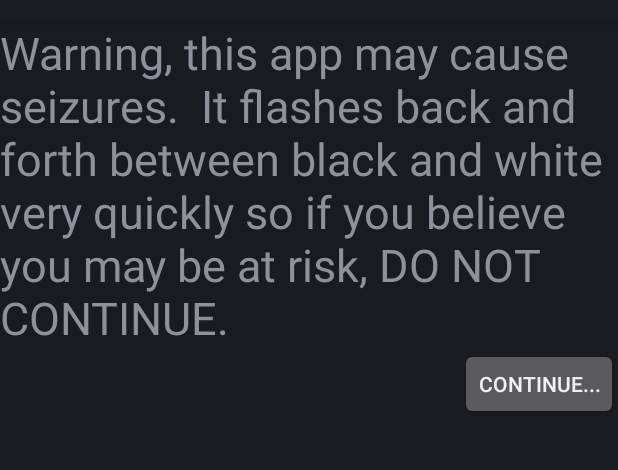
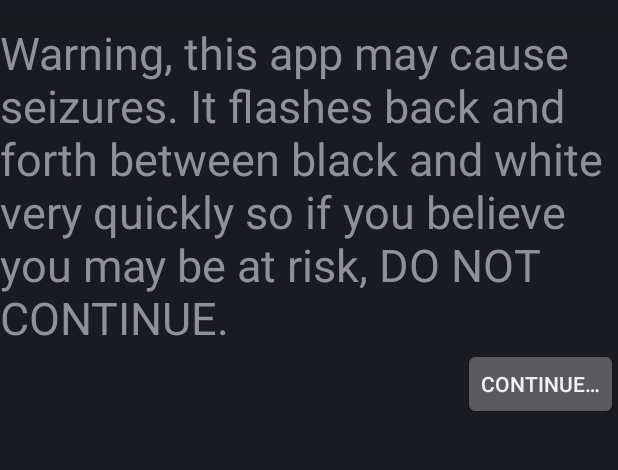
Before and after one commit to quittle/strobe-kitten, an Android app: the screen it shows after launch (Warning), on a phone screen of 412 x 824 dp, the part 62-532 px from its top. Run offline under Robolectric (Android 15) with nearby library versions, the phone set to English and light mode, and no system bars.

Commit message:
Addressed Lint errors and warning

```diff
--- a/app/build.gradle
+++ b/app/build.gradle
@@ -22,4 +22,9 @@ android {
             proguardFiles getDefaultProguardFile('proguard-android.txt'), 'proguard.cfg'
         }
     }
+
+    lintOptions {
+        warningsAsErrors true
+        disable 'IconLauncherShape','IconLocation', 'IconMissingDensityFolder'
+    }
 }
--- a/app/src/main/AndroidManifest.xml
+++ b/app/src/main/AndroidManifest.xml
@@ -8,9 +8,10 @@
     <uses-permission android:name="android.permission.WAKE_LOCK" />
 
     <application
+        android:supportsRtl="true"
         android:icon="@drawable/icon"
         android:label="@string/app_name"
-        tools:ignore="GoogleAppIndexingWarning"
+        tools:ignore="AllowBackup,GoogleAppIndexingWarning"
         android:allowBackup="true">
         <activity
             android:name=".Warning"
--- a/app/src/main/java/strobe/kitten/Settings.java
+++ b/app/src/main/java/strobe/kitten/Settings.java
@@ -2,7 +2,6 @@ package strobe.kitten;
 
 import android.app.Activity;
 import android.content.SharedPreferences;
-import android.content.SharedPreferences.Editor;
 import android.os.Bundle;
 import android.preference.PreferenceManager;
 import android.widget.RadioGroup.OnCheckedChangeListener;
@@ -32,13 +31,13 @@ public class Settings extends Activity {
         sb.setProgress(rate);
         rg.check(sp.getBoolean(PREF_SHOW_KITTEN, PREF_SHOW_KITTEN_DEFAULT) ? R.id.kitty : R.id.cat);
 		TextView text = findViewById(R.id.rate);
-		text.setText(rate + "%");
+		text.setText(getString(R.string.number_percent, rate));
 
         sb.setOnSeekBarChangeListener(new OnSeekBarChangeListener() {
 			@Override
 			public void onProgressChanged(SeekBar seekBar, int progress, boolean fromUser) {
 				TextView text = findViewById(R.id.rate);
-				text.setText(progress + "%");
+				text.setText(getString(R.string.number_percent, progress));
 			}
 
 			@Override
--- a/app/src/main/res/layout/main.xml
+++ b/app/src/main/res/layout/main.xml
@@ -10,7 +10,7 @@
     <ImageView
         android:id="@+id/kitten"
         android:layout_width="wrap_content"
-        android:layout_height="wrap_content"
+        android:layout_height="0dp"
         android:layout_gravity="center"
         android:layout_weight="1"
         android:adjustViewBounds="true"
--- a/app/src/main/res/layout/warning.xml
+++ b/app/src/main/res/layout/warning.xml
@@ -5,18 +5,16 @@
     android:orientation="vertical" >
 
     <TextView
-        android:id="@+id/textView1"
-        android:layout_width="wrap_content"
+        android:layout_width="match_parent"
         android:layout_height="wrap_content"
-        android:textSize="30dp"
-        android:text="Warning, this app may cause seizures.  It flashes back and forth between black and white very quickly so if you believe you may be at risk, DO NOT CONTINUE." />
-
+        android:textSize="30sp"
+        android:text="@string/warning_message" />
 
     <Button
         android:id="@+id/continue_button"
         android:layout_width="wrap_content"
         android:layout_height="wrap_content"
-        android:layout_gravity="right"
-        android:text="Continue..." />
+        android:layout_gravity="end"
+        android:text="@string/continue_message" />
 
 </LinearLayout>
--- a/app/src/main/res/menu/main.xml
+++ b/app/src/main/res/menu/main.xml
@@ -1,6 +1,7 @@
 <?xml version="1.0" encoding="utf-8"?>
 <menu xmlns:android="http://schemas.android.com/apk/res/android" >
-    <item android:id="@+id/item1" android:title="Settings"></item>
-
-
+    <item
+        android:id="@+id/settings"
+        android:icon="@android:drawable/ic_menu_preferences"
+        android:title="@string/menu_entry_settings" />
 </menu>
--- a/app/src/main/res/values/strings.xml
+++ b/app/src/main/res/values/strings.xml
@@ -1,6 +1,13 @@
 <?xml version="1.0" encoding="utf-8"?>
-<resources>
+<resources xmlns:tools="http://schemas.android.com/tools">
 
     <string name="app_name">Strobe Kitten</string>
+    <string name="continue_message">Continue…</string>
+    <string name="warning_message">Warning, this app may cause seizures. It flashes back and forth between black and white very quickly so if you believe you may be at risk, DO NOT CONTINUE.</string>
+    <string name="menu_entry_settings">Settings</string>
+    <string name="settings_preference_kitten">Kitten</string>
+    <string name="settings_preference_cat">Cat</string>
+    <string name="settings_strobe_speed" tools:ignore="StringFormatInvalid">Strobe Speed (20% by default)</string>
+    <string name="number_percent">%d%%</string>
 
 </resources>
--- a/build.gradle
+++ b/build.gradle
@@ -17,3 +17,5 @@ allprojects {
         google()
     }
 }
+
+defaultTasks 'assemble', 'check'
```
Also changed, not shown: app/src/main/res/layout/settings.xml (+8 -9 lines), 1 other file.
